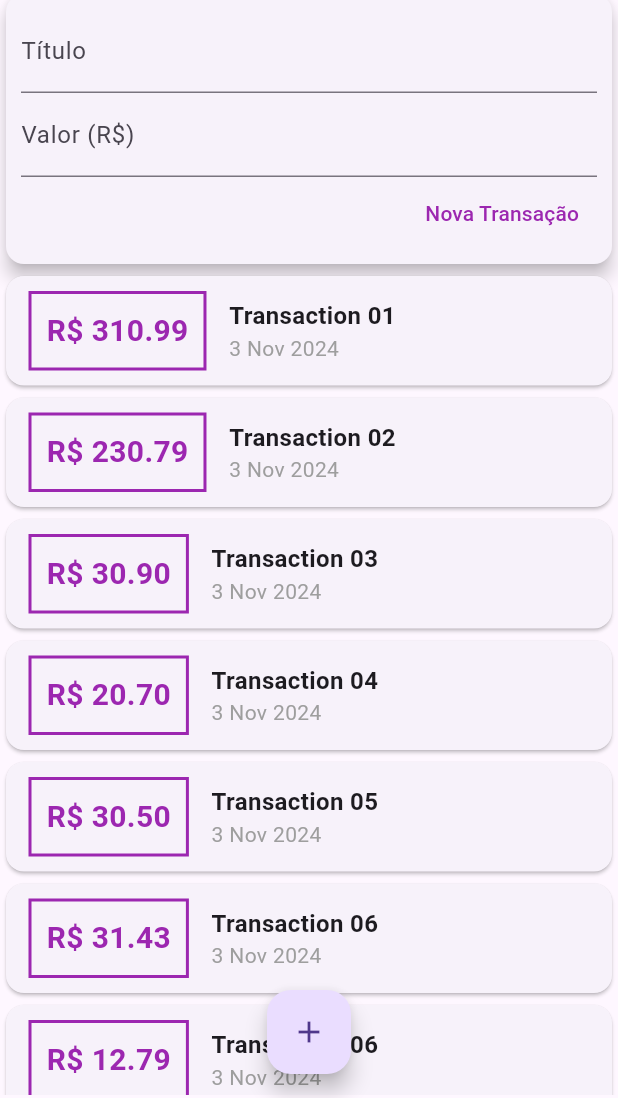
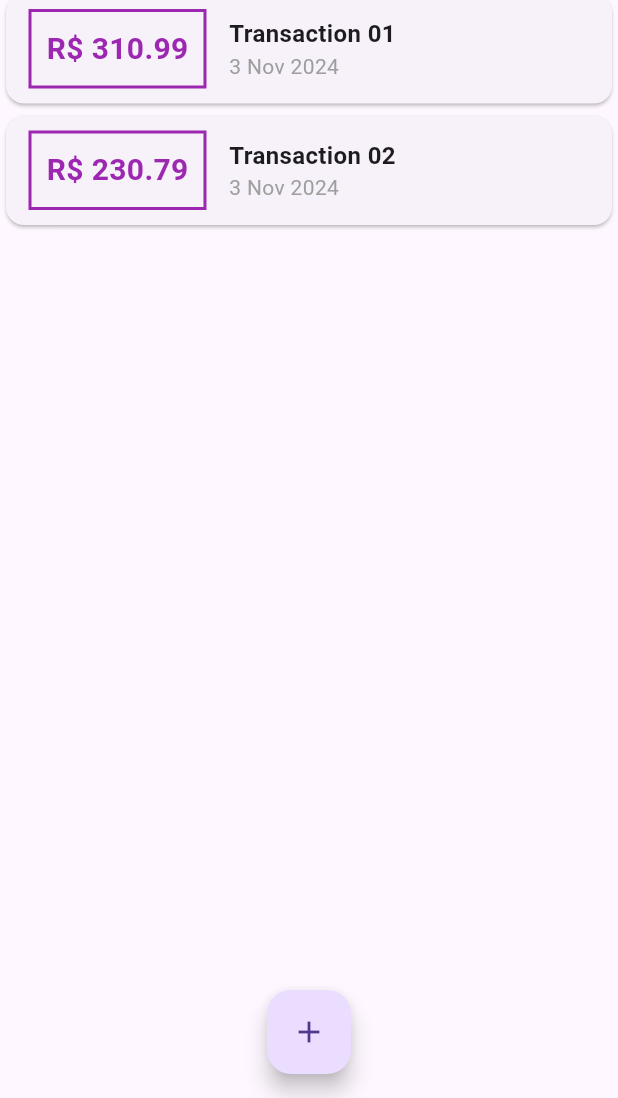
Before and after one commit to eskokado/expenses, a Flutter app: the screen it shows after launch, on a phone screen of 412 x 824 dp, the part 138-1236 px from its top. Run offline on Flutter 3.47's test engine with Material 3 defaults, Android fonts, the phone set to English and light mode, and no system bars.

```diff
--- a/lib/components/transaction_form.dart
+++ b/lib/components/transaction_form.dart
@@ -6,7 +6,7 @@ class TransactionForm extends StatelessWidget {
 
   final void Function(String, double) onSubmit;
 
-  TransactionForm({super.key, required this.onSubmit});
+  TransactionForm(this.onSubmit, {super.key});
 
   _submitForm() {
     final title = titleController.text;
--- a/lib/components/transaction_user.dart
+++ /dev/null
@@ -1,90 +0,0 @@
-import 'dart:math';
-
-import 'package:expenses/models/transaction.dart';
-import 'package:flutter/material.dart';
-
-import 'transaction_form.dart';
-import 'transaction_list.dart';
-
-class TransactionUser extends StatefulWidget {
-  TransactionUser({super.key});
-
-  @override
-  State<TransactionUser> createState() => _TransactionUserState();
-}
-
-class _TransactionUserState extends State<TransactionUser> {
-  final _transactions = [
-    Transaction(
-        id: 't1',
-        title: 'Transaction 01',
-        value: 310.99,
-        date: DateTime.now()
-    ),
-    Transaction(
-        id: 't2',
-        title: 'Transaction 02',
-        value: 230.79,
-        date: DateTime.now()
-    ),
-    Transaction(
-        id: 't3',
-        title: 'Transaction 03',
-        value: 30.9,
-        date: DateTime.now()
-    ),
-    Transaction(
-        id: 't4',
-        title: 'Transaction 04',
-        value: 20.7,
-        date: DateTime.now()
-    ),
-    Transaction(
-        id: 't5',
-        title: 'Transaction 05',
-        value: 30.5,
-        date: DateTime.now()
-    ),
-    Transaction(
-        id: 't6',
-        title: 'Transaction 06',
-        value: 31.43,
-        date: DateTime.now()
-    ),
-    Transaction(
-        id: 't6',
-        title: 'Transaction 06',
-        value: 12.79,
-        date: DateTime.now()
-    ),
-    Transaction(
-        id: 't8',
-        title: 'Transaction 08',
-        value: 65.34,
-        date: DateTime.now()
-    )
-  ];
-
-  _addTransaction(String title, double value) {
-    final newTransaction = Transaction(
-        id: Random().nextDouble().toString(),
-        title: title,
-        value: value,
-        date: DateTime.now()
-    );
-
-    setState(() {
-      _transactions.add(newTransaction);
-    });
-  }
-
-  @override
-  Widget build(BuildContext context) {
-    return Column(
-      children: [
-        TransactionForm(onSubmit: _addTransaction,),
-        TransactionList(transactions: _transactions),
-      ]
-    );
-  }
-}
--- a/lib/main.dart
+++ b/lib/main.dart
@@ -1,4 +1,8 @@
-import 'package:expenses/components/transaction_user.dart';
+import 'dart:math';
+
+import 'package:expenses/components/transaction_form.dart';
+import 'package:expenses/components/transaction_list.dart';
+import 'package:expenses/models/transaction.dart';
 import 'package:flutter/material.dart';
 
 void main() {
@@ -16,8 +20,50 @@ class ExpensesApp extends StatelessWidget {
   }
 }
 
-class MyHomePage extends StatelessWidget {
+class MyHomePage extends StatefulWidget {
   MyHomePage({super.key});
+
+  @override
+  State<MyHomePage> createState() => _MyHomePageState();
+}
+
+class _MyHomePageState extends State<MyHomePage> {
+  final _transactions = [
+    Transaction(
+        id: 't1',
+        title: 'Transaction 01',
+        value: 310.99,
+        date: DateTime.now()
+    ),
+    Transaction(
+        id: 't2',
+        title: 'Transaction 02',
+        value: 230.79,
+        date: DateTime.now()
+    )
+  ];
+
+  _addTransaction(String title, double value) {
+    final newTransaction = Transaction(
+        id: Random().nextDouble().toString(),
+        title: title,
+        value: value,
+        date: DateTime.now()
+    );
+
+    setState(() {
+      _transactions.add(newTransaction);
+    });
+  }
+
+  _openTransactionFormModal(BuildContext context) {
+    showModalBottomSheet(
+        context: context,
+        builder: (_) {
+          return TransactionForm(_addTransaction);
+        }
+    );
+  }
 
   @override
     Widget build(BuildContext context) {
@@ -27,7 +73,7 @@ class MyHomePage extends StatelessWidget {
           backgroundColor: Colors.blue,
           actions: [
             IconButton(
-              onPressed: () {},
+                onPressed: () => _openTransactionFormModal(context),
                 icon: Icon(Icons.add)
             )
           ],
@@ -42,12 +88,12 @@ class MyHomePage extends StatelessWidget {
                 color: Colors.blue,
               ),
             ),
-          TransactionUser()
+            TransactionList(transactions: _transactions),
           ],
         ),
         floatingActionButton: FloatingActionButton(
             child: Icon(Icons.add),
-          onPressed: () {}
+            onPressed: () => _openTransactionFormModal(context)
         ),
         floatingActionButtonLocation: FloatingActionButtonLocation.centerFloat,
       );
```
Lines whose indentation alone changed are shown as unchanged.
